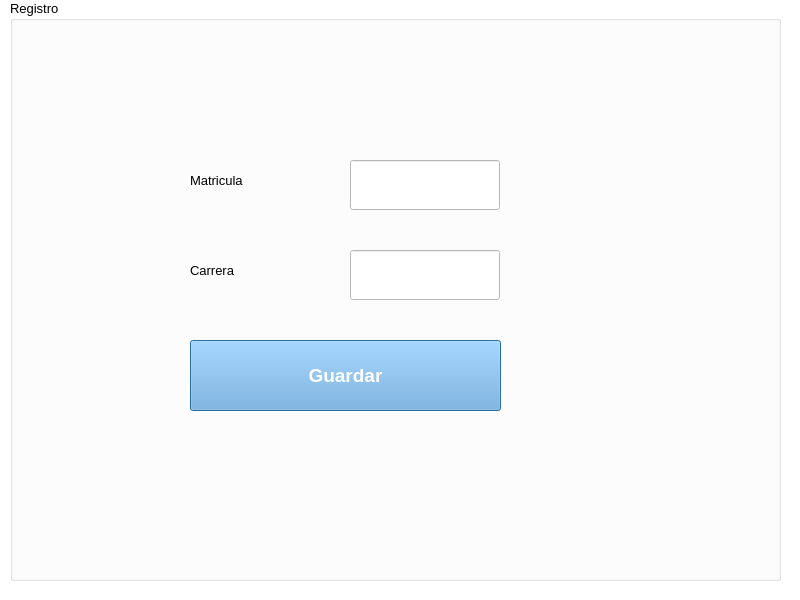
The window that UserExperience/views/register.ui (ChavezE/smartbooth) describes before a commit, drawn with Qt 5.
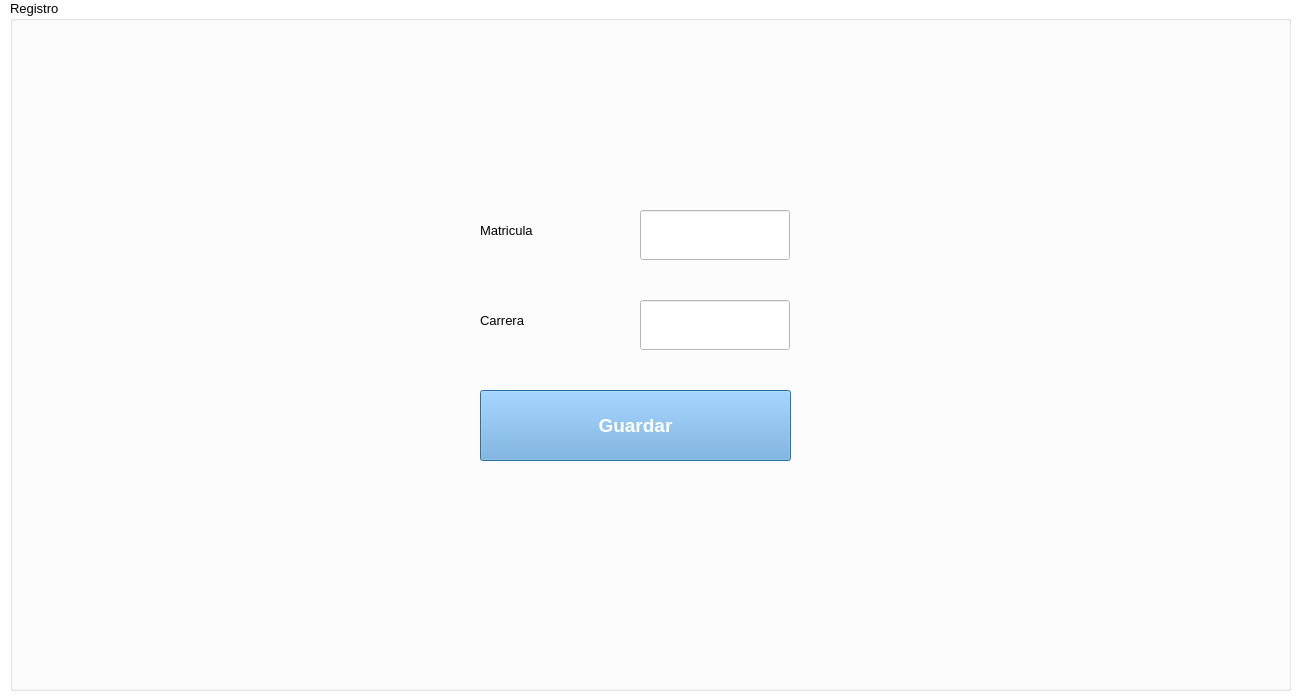
The same window after the commit.

The edit to the form file:
```diff
--- a/UserExperience/views/register.ui
+++ b/UserExperience/views/register.ui
@@ -9,8 +9,8 @@
    <rect>
     <x>0</x>
     <y>0</y>
-    <width>800</width>
-    <height>600</height>
+    <width>1300</width>
+    <height>700</height>
    </rect>
   </property>
   <property name="palette">
@@ -85,8 +85,8 @@
     <rect>
      <x>10</x>
      <y>0</y>
-     <width>771</width>
-     <height>581</height>
+     <width>1281</width>
+     <height>691</height>
     </rect>
    </property>
    <property name="font">
@@ -100,8 +100,8 @@
    <widget class="QLineEdit" name="studentId">
     <property name="geometry">
      <rect>
-      <x>340</x>
-      <y>160</y>
+      <x>630</x>
+      <y>210</y>
       <width>150</width>
       <height>50</height>
      </rect>
@@ -115,8 +115,8 @@
    <widget class="QLineEdit" name="carrera">
     <property name="geometry">
      <rect>
-      <x>340</x>
-      <y>250</y>
+      <x>630</x>
+      <y>300</y>
       <width>150</width>
       <height>50</height>
      </rect>
@@ -130,8 +130,8 @@
    <widget class="QLabel" name="label">
     <property name="geometry">
      <rect>
-      <x>180</x>
-      <y>160</y>
+      <x>470</x>
+      <y>210</y>
       <width>120</width>
       <height>40</height>
      </rect>
@@ -148,8 +148,8 @@
    <widget class="QLabel" name="label_2">
     <property name="geometry">
      <rect>
-      <x>180</x>
-      <y>250</y>
+      <x>470</x>
+      <y>300</y>
       <width>140</width>
       <height>40</height>
      </rect>
@@ -166,8 +166,8 @@
    <widget class="QPushButton" name="registerButton">
     <property name="geometry">
      <rect>
-      <x>180</x>
-      <y>340</y>
+      <x>470</x>
+      <y>390</y>
       <width>311</width>
       <height>71</height>
      </rect>
```
